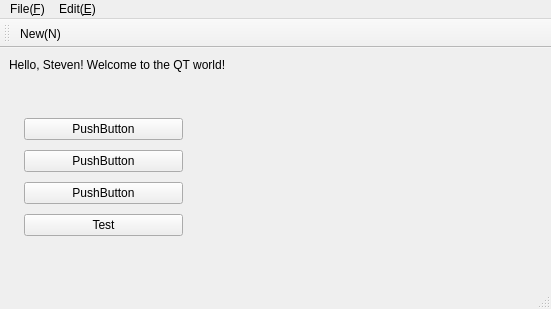
Before: the Qt Designer form qt/samples/src/mainwindow.ui in youdeshan/material, drawn with Qt 5.
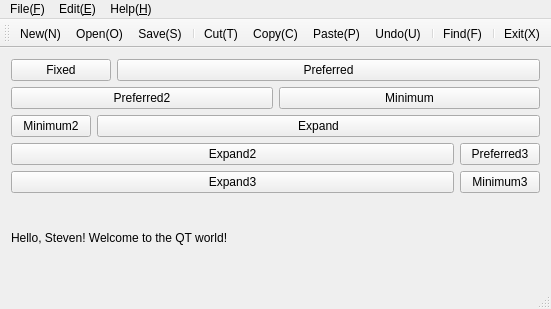
After: the same form once the commit is applied. Icons and pictures are not drawn.

Commit message: layout and qrc

```diff
--- a/qt/samples/src/mainwindow.ui
+++ b/qt/samples/src/mainwindow.ui
@@ -10,63 +10,187 @@
     <height>309</height>
    </rect>
   </property>
+  <property name="sizePolicy">
+   <sizepolicy hsizetype="Preferred" vsizetype="Preferred">
+    <horstretch>2</horstretch>
+    <verstretch>0</verstretch>
+   </sizepolicy>
+  </property>
   <property name="windowTitle">
    <string>MainWindow</string>
   </property>
   <widget class="QWidget" name="centralWidget">
-   <widget class="QLabel" name="label">
-    <property name="geometry">
-     <rect>
-      <x>9</x>
-      <y>9</y>
-      <width>234</width>
-      <height>16</height>
-     </rect>
-    </property>
-    <property name="text">
-     <string>Hello, Steven! Welcome to the QT world!</string>
-    </property>
-   </widget>
-   <widget class="QWidget" name="">
-    <property name="geometry">
-     <rect>
-      <x>13</x>
-      <y>55</y>
-      <width>181</width>
-      <height>151</height>
-     </rect>
-    </property>
-    <layout class="QVBoxLayout" name="verticalLayout" stretch="1,1,1,1">
-     <item>
-      <widget class="QPushButton" name="pushButton_2">
-       <property name="text">
-        <string>PushButton</string>
-       </property>
-      </widget>
-     </item>
-     <item>
-      <widget class="QPushButton" name="pushButton">
-       <property name="text">
-        <string>PushButton</string>
-       </property>
-      </widget>
-     </item>
-     <item>
-      <widget class="QPushButton" name="pushButton_3">
-       <property name="text">
-        <string>PushButton</string>
-       </property>
-      </widget>
-     </item>
-     <item>
-      <widget class="QPushButton" name="pushButton_test">
-       <property name="text">
-        <string>Test</string>
-       </property>
-      </widget>
-     </item>
-    </layout>
-   </widget>
+   <layout class="QVBoxLayout" name="verticalLayout">
+    <item>
+     <layout class="QHBoxLayout" name="horizontalLayout">
+      <item>
+       <widget class="QPushButton" name="pushButton_test">
+        <property name="sizePolicy">
+         <sizepolicy hsizetype="Fixed" vsizetype="Fixed">
+          <horstretch>0</horstretch>
+          <verstretch>0</verstretch>
+         </sizepolicy>
+        </property>
+        <property name="minimumSize">
+         <size>
+          <width>100</width>
+          <height>0</height>
+         </size>
+        </property>
+        <property name="text">
+         <string>Fixed</string>
+        </property>
+       </widget>
+      </item>
+      <item>
+       <widget class="QPushButton" name="pushButton_2">
+        <property name="sizePolicy">
+         <sizepolicy hsizetype="Preferred" vsizetype="Fixed">
+          <horstretch>0</horstretch>
+          <verstretch>0</verstretch>
+         </sizepolicy>
+        </property>
+        <property name="text">
+         <string>Preferred</string>
+        </property>
+       </widget>
+      </item>
+     </layout>
+    </item>
+    <item>
+     <layout class="QHBoxLayout" name="horizontalLayout_2">
+      <item>
+       <widget class="QPushButton" name="pushButton">
+        <property name="sizePolicy">
+         <sizepolicy hsizetype="Preferred" vsizetype="Fixed">
+          <horstretch>0</horstretch>
+          <verstretch>0</verstretch>
+         </sizepolicy>
+        </property>
+        <property name="minimumSize">
+         <size>
+          <width>100</width>
+          <height>0</height>
+         </size>
+        </property>
+        <property name="text">
+         <string>Preferred2</string>
+        </property>
+       </widget>
+      </item>
+      <item>
+       <widget class="QPushButton" name="pushButton_3">
+        <property name="sizePolicy">
+         <sizepolicy hsizetype="Minimum" vsizetype="Fixed">
+          <horstretch>0</horstretch>
+          <verstretch>3</verstretch>
+         </sizepolicy>
+        </property>
+        <property name="text">
+         <string>Minimum</string>
+        </property>
+       </widget>
+      </item>
+     </layout>
+    </item>
+    <item>
+     <layout class="QHBoxLayout" name="horizontalLayout_3">
+      <item>
+       <widget class="QPushButton" name="pushButton_4">
+        <property name="sizePolicy">
+         <sizepolicy hsizetype="Minimum" vsizetype="Fixed">
+          <horstretch>0</horstretch>
+          <verstretch>0</verstretch>
+         </sizepolicy>
+        </property>
+        <property name="text">
+         <string>Minimum2</string>
+        </property>
+       </widget>
+      </item>
+      <item>
+       <widget class="QPushButton" name="pushButton_5">
+        <property name="sizePolicy">
+         <sizepolicy hsizetype="Expanding" vsizetype="Fixed">
+          <horstretch>0</horstretch>
+          <verstretch>0</verstretch>
+         </sizepolicy>
+        </property>
+        <property name="text">
+         <string>Expand</string>
+        </property>
+       </widget>
+      </item>
+     </layout>
+    </item>
+    <item>
+     <layout class="QHBoxLayout" name="horizontalLayout_4">
+      <item>
+       <widget class="QPushButton" name="Expand2">
+        <property name="sizePolicy">
+         <sizepolicy hsizetype="Expanding" vsizetype="Fixed">
+          <horstretch>0</horstretch>
+          <verstretch>0</verstretch>
+         </sizepolicy>
+        </property>
+        <property name="text">
+         <string>Expand2</string>
+        </property>
+       </widget>
+      </item>
+      <item>
+       <widget class="QPushButton" name="pushButton_7">
+        <property name="sizePolicy">
+         <sizepolicy hsizetype="Preferred" vsizetype="Fixed">
+          <horstretch>0</horstretch>
+          <verstretch>0</verstretch>
+         </sizepolicy>
+        </property>
+        <property name="text">
+         <string>Preferred3</string>
+        </property>
+       </widget>
+      </item>
+     </layout>
+    </item>
+    <item>
+     <layout class="QHBoxLayout" name="horizontalLayout_5">
+      <item>
+       <widget class="QPushButton" name="pushButton_8">
+        <property name="sizePolicy">
+         <sizepolicy hsizetype="Expanding" vsizetype="Fixed">
+          <horstretch>0</horstretch>
+          <verstretch>0</verstretch>
+         </sizepolicy>
+        </property>
+        <property name="text">
+         <string>Expand3</string>
+        </property>
+       </widget>
+      </item>
+      <item>
+       <widget class="QPushButton" name="pushButton_9">
+        <property name="text">
+         <string>Minimum3</string>
+        </property>
+       </widget>
+      </item>
+     </layout>
+    </item>
+    <item>
+     <widget class="QLabel" name="label">
+      <property name="sizePolicy">
+       <sizepolicy hsizetype="Expanding" vsizetype="Preferred">
+        <horstretch>1</horstretch>
+        <verstretch>0</verstretch>
+       </sizepolicy>
+      </property>
+      <property name="text">
+       <string>Hello, Steven! Welcome to the QT world!</string>
+      </property>
+     </widget>
+    </item>
+   </layout>
   </widget>
   <widget class="QMenuBar" name="menuBar">
    <property name="geometry">
@@ -82,14 +206,33 @@
      <string>File(&amp;F)</string>
     </property>
     <addaction name="action_new"/>
+    <addaction name="actionOpen"/>
+    <addaction name="actionSave"/>
+    <addaction name="actionSave_as"/>
+    <addaction name="separator"/>
+    <addaction name="actionClose"/>
+    <addaction name="actionExit"/>
    </widget>
    <widget class="QMenu" name="menu_edit">
     <property name="title">
      <string>Edit(&amp;E)</string>
     </property>
+    <addaction name="actionCut"/>
+    <addaction name="actionCopy"/>
+    <addaction name="actionPaste"/>
+    <addaction name="actionUndo"/>
+    <addaction name="separator"/>
+    <addaction name="actionFind"/>
+   </widget>
+   <widget class="QMenu" name="menu">
+    <property name="title">
+     <string>Help(&amp;H)</string>
+    </property>
+    <addaction name="actionAbout"/>
    </widget>
    <addaction name="menu_file"/>
    <addaction name="menu_edit"/>
+   <addaction name="menu"/>
   </widget>
   <widget class="QToolBar" name="mainToolBar">
    <property name="iconSize">
@@ -105,33 +248,194 @@
     <bool>false</bool>
    </attribute>
    <addaction name="action_new"/>
+   <addaction name="actionOpen"/>
+   <addaction name="actionSave"/>
+   <addaction name="separator"/>
+   <addaction name="actionCut"/>
+   <addaction name="actionCopy"/>
+   <addaction name="actionPaste"/>
+   <addaction name="actionUndo"/>
+   <addaction name="separator"/>
+   <addaction name="actionFind"/>
+   <addaction name="separator"/>
+   <addaction name="actionExit"/>
   </widget>
   <widget class="QStatusBar" name="statusBar"/>
   <action name="action_new">
    <property name="icon">
     <iconset resource="resource.qrc">
-     <normaloff>:/res/open_file</normaloff>:/res/open_file</iconset>
+     <normaloff>:/res/new</normaloff>:/res/new</iconset>
    </property>
    <property name="text">
     <string>New(&amp;N)</string>
    </property>
+   <property name="toolTip">
+    <string>New document</string>
+   </property>
    <property name="shortcut">
     <string>Ctrl+N</string>
    </property>
   </action>
-  <action name="action_test">
+  <action name="actionOpen">
    <property name="icon">
     <iconset resource="resource.qrc">
-     <normaloff>:/res/images/test.png</normaloff>:/res/images/test.png</iconset>
+     <normaloff>:/res/open</normaloff>:/res/open</iconset>
    </property>
    <property name="text">
-    <string>Test(&amp;t)</string>
+    <string>Open(&amp;O)</string>
    </property>
    <property name="toolTip">
-    <string>Test(N)</string>
+    <string>Open document</string>
    </property>
    <property name="shortcut">
-    <string>Backspace</string>
+    <string>Ctrl+O</string>
+   </property>
+  </action>
+  <action name="actionSave">
+   <property name="icon">
+    <iconset resource="resource.qrc">
+     <normaloff>:/res/save</normaloff>:/res/save</iconset>
+   </property>
+   <property name="text">
+    <string>Save(&amp;S)</string>
+   </property>
+   <property name="toolTip">
+    <string>Save document</string>
+   </property>
+   <property name="shortcut">
+    <string>Ctrl+S</string>
+   </property>
+  </action>
+  <action name="actionSave_as">
+   <property name="icon">
+    <iconset resource="resource.qrc">
+     <normaloff>:/res/saveas</normaloff>:/res/saveas</iconset>
+   </property>
+   <property name="text">
+    <string>Save as(&amp;A)</string>
+   </property>
+   <property name="toolTip">
+    <string>Save document as</string>
+   </property>
+   <property name="shortcut">
+    <string>Ctrl+Shift+S</string>
+   </property>
+  </action>
+  <action name="actionClose">
+   <property name="icon">
+    <iconset resource="resource.qrc">
+     <normaloff>:/res/close</normaloff>:/res/close</iconset>
+   </property>
+   <property name="text">
+    <string>Close</string>
+   </property>
+   <property name="toolTip">
+    <string>Close document</string>
+   </property>
+   <property name="shortcut">
+    <string>Ctrl+W</string>
+   </property>
+  </action>
+  <action name="actionExit">
+   <property name="icon">
+    <iconset resource="resource.qrc">
+     <normaloff>:/res/exit</normaloff>:/res/exit</iconset>
+   </property>
+   <property name="text">
+    <string>Exit(&amp;X)</string>
+   </property>
+   <property name="toolTip">
+    <string>Exit software</string>
+   </property>
+  </action>
+  <action name="actionCut">
+   <property name="icon">
+    <iconset resource="resource.qrc">
+     <normaloff>:/res/cut</normaloff>:/res/cut</iconset>
+   </property>
+   <property name="text">
+    <string>Cut(&amp;T)</string>
+   </property>
+   <property name="toolTip">
+    <string>Cut text</string>
+   </property>
+   <property name="shortcut">
+    <string>Ctrl+X</string>
+   </property>
+  </action>
+  <action name="actionCopy">
+   <property name="icon">
+    <iconset resource="resource.qrc">
+     <normaloff>:/res/copy</normaloff>:/res/copy</iconset>
+   </property>
+   <property name="text">
+    <string>Copy(&amp;C)</string>
+   </property>
+   <property name="toolTip">
+    <string>Copy text</string>
+   </property>
+   <property name="shortcut">
+    <string>Ctrl+C</string>
+   </property>
+  </action>
+  <action name="actionPaste">
+   <property name="icon">
+    <iconset resource="resource.qrc">
+     <normaloff>:/res/paste</normaloff>:/res/paste</iconset>
+   </property>
+   <property name="text">
+    <string>Paste(&amp;P)</string>
+   </property>
+   <property name="toolTip">
+    <string>Paste text</string>
+   </property>
+   <property name="shortcut">
+    <string>Ctrl+V</string>
+   </property>
+  </action>
+  <action name="actionUndo">
+   <property name="icon">
+    <iconset resource="resource.qrc">
+     <normaloff>:/res/undo</normaloff>:/res/undo</iconset>
+   </property>
+   <property name="text">
+    <string>Undo(&amp;U)</string>
+   </property>
+   <property name="toolTip">
+    <string>Undo action</string>
+   </property>
+   <property name="shortcut">
+    <string>Ctrl+Z</string>
+   </property>
+  </action>
+  <action name="actionAbout">
+   <property name="icon">
+    <iconset resource="resource.qrc">
+     <normaloff>:/res/help</normaloff>:/res/help</iconset>
+   </property>
+   <property name="text">
+    <string>About</string>
+   </property>
+   <property name="toolTip">
+    <string>About...</string>
+   </property>
+   <property name="shortcut">
+    <string>Ctrl+A</string>
+   </property>
+  </action>
+  <action name="actionFind">
+   <property name="icon">
+    <iconset resource="resource.qrc">
+     <normaloff>:/res/find</normaloff>:/res/find</iconset>
+   </property>
+   <property name="text">
+    <string>Find(&amp;F)</string>
+   </property>
+   <property name="toolTip">
+    <string>Find text</string>
+   </property>
+   <property name="shortcut">
+    <string>Ctrl+F</string>
    </property>
   </action>
  </widget>
```
Left out of the diff: 66 changed lines with no effect on the pictures. The commit also changes 53 other files.
